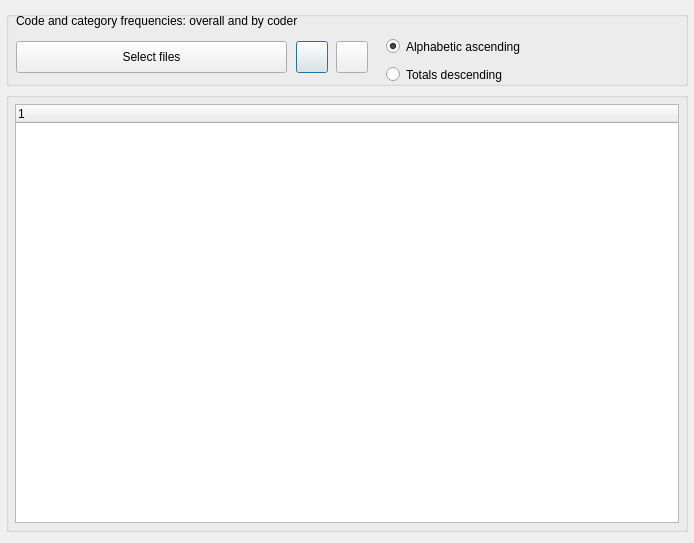
First picture: the form in GUI_UIs/ui_dialog_report_code_frequencies.ui, repository ccbogel/QualCoder, before the edit.
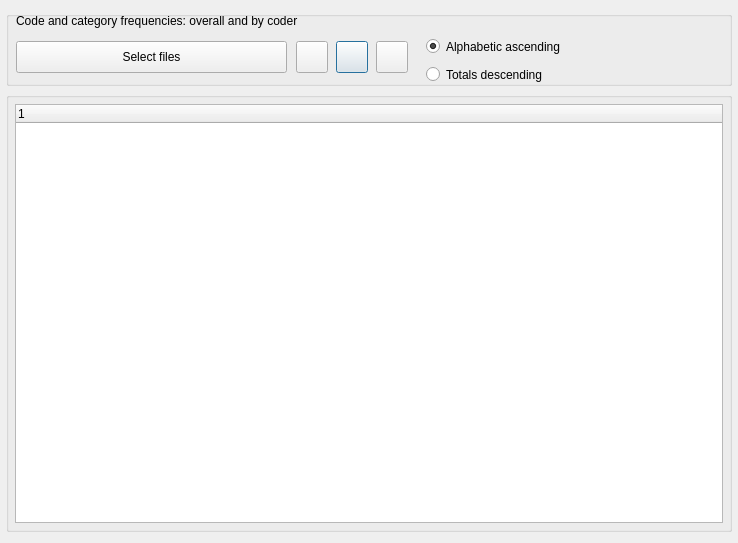
Second picture: the form after the edit.

Commit message: Add select files by attributes button

The edit to the form file:
```diff
--- a/GUI_UIs/ui_dialog_report_code_frequencies.ui
+++ b/GUI_UIs/ui_dialog_report_code_frequencies.ui
@@ -9,7 +9,7 @@
    <rect>
     <x>0</x>
     <y>0</y>
-    <width>694</width>
+    <width>738</width>
     <height>543</height>
    </rect>
   </property>
@@ -71,34 +71,6 @@
      <widget class="QPushButton" name="pushButton_exporttext">
       <property name="geometry">
        <rect>
-        <x>290</x>
-        <y>30</y>
-        <width>32</width>
-        <height>32</height>
-       </rect>
-      </property>
-      <property name="minimumSize">
-       <size>
-        <width>32</width>
-        <height>32</height>
-       </size>
-      </property>
-      <property name="maximumSize">
-       <size>
-        <width>32</width>
-        <height>32</height>
-       </size>
-      </property>
-      <property name="toolTip">
-       <string>&lt;html&gt;&lt;head/&gt;&lt;body&gt;&lt;p&gt;Export text file&lt;/p&gt;&lt;/body&gt;&lt;/html&gt;</string>
-      </property>
-      <property name="text">
-       <string/>
-      </property>
-     </widget>
-     <widget class="QPushButton" name="pushButton_export_excel">
-      <property name="geometry">
-       <rect>
         <x>330</x>
         <y>30</y>
         <width>32</width>
@@ -118,7 +90,35 @@
        </size>
       </property>
       <property name="toolTip">
-       <string>&lt;html&gt;&lt;head/&gt;&lt;body&gt;&lt;p&gt;Export Excel&lt;/p&gt;&lt;/body&gt;&lt;/html&gt;</string>
+       <string>Export text file</string>
+      </property>
+      <property name="text">
+       <string/>
+      </property>
+     </widget>
+     <widget class="QPushButton" name="pushButton_export_excel">
+      <property name="geometry">
+       <rect>
+        <x>370</x>
+        <y>30</y>
+        <width>32</width>
+        <height>32</height>
+       </rect>
+      </property>
+      <property name="minimumSize">
+       <size>
+        <width>32</width>
+        <height>32</height>
+       </size>
+      </property>
+      <property name="maximumSize">
+       <size>
+        <width>32</width>
+        <height>32</height>
+       </size>
+      </property>
+      <property name="toolTip">
+       <string>Export Excel</string>
       </property>
       <property name="text">
        <string/>
@@ -143,7 +143,7 @@
      <widget class="QRadioButton" name="radioButton">
       <property name="geometry">
        <rect>
-        <x>380</x>
+        <x>420</x>
         <y>24</y>
         <width>251</width>
         <height>23</height>
@@ -159,7 +159,7 @@
      <widget class="QRadioButton" name="radioButton_2">
       <property name="geometry">
        <rect>
-        <x>380</x>
+        <x>420</x>
         <y>52</y>
         <width>251</width>
         <height>23</height>
@@ -169,6 +169,34 @@
        <string>Totals descending</string>
       </property>
      </widget>
+     <widget class="QPushButton" name="pushButton_file_attributes">
+      <property name="geometry">
+       <rect>
+        <x>290</x>
+        <y>30</y>
+        <width>32</width>
+        <height>32</height>
+       </rect>
+      </property>
+      <property name="minimumSize">
+       <size>
+        <width>32</width>
+        <height>32</height>
+       </size>
+      </property>
+      <property name="maximumSize">
+       <size>
+        <width>32</width>
+        <height>32</height>
+       </size>
+      </property>
+      <property name="toolTip">
+       <string>&lt;html&gt;&lt;head/&gt;&lt;body&gt;&lt;p&gt;File Attributes&lt;/p&gt;&lt;/body&gt;&lt;/html&gt;</string>
+      </property>
+      <property name="text">
+       <string/>
+      </property>
+     </widget>
     </widget>
    </item>
    <item>
```
